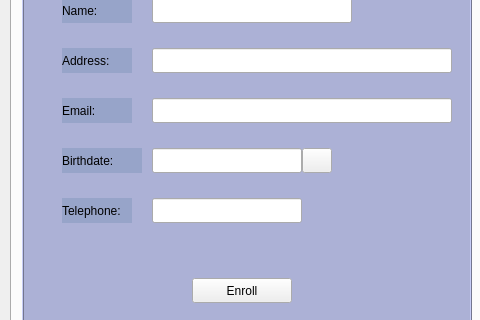
DiegoSabir/InterfaceDevelopment, file RibasGonzalezR/templates/MainWindow.ui: the form before one commit; both pictures show x 0 to 480 and y 276 to 596 of the 1120 by 800 pixel window.
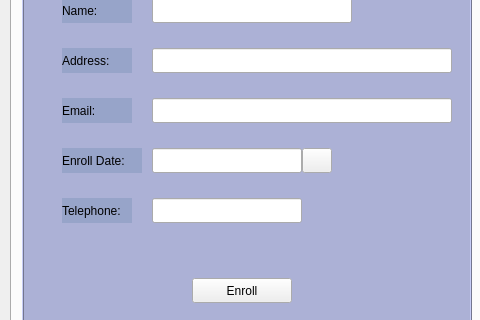
The form after the commit. Icons and pictures are not drawn.

Diff of the .ui file:
```diff
--- a/RibasGonzalezR/templates/MainWindow.ui
+++ b/RibasGonzalezR/templates/MainWindow.ui
@@ -335,7 +335,7 @@
         </size>
        </property>
        <property name="text">
-        <string>Birthdate:</string>
+        <string>Enroll Date:</string>
        </property>
       </widget>
       <widget class="QLabel" name="lblTelephone">
```
Left out of the diff: 4 changed lines with no effect on the pictures.
